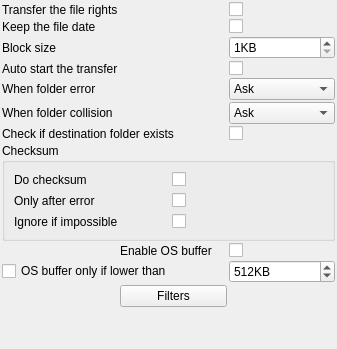
Before: the Qt Designer form plugins/CopyEngine/Ultracopier-0.3/options.ui in alphaonex86/Ultracopier, drawn with Qt 5.
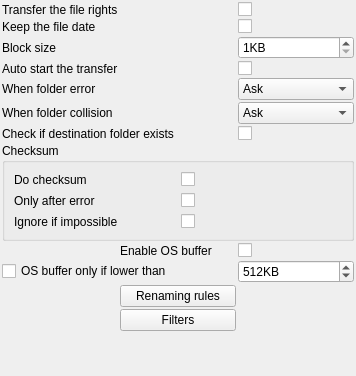
After: the same form once the commit is applied.

Commit message: Add the renaming rules

Diff of the .ui file:
```diff
--- a/plugins/CopyEngine/Ultracopier-0.3/options.ui
+++ b/plugins/CopyEngine/Ultracopier-0.3/options.ui
@@ -6,8 +6,8 @@
    <rect>
     <x>0</x>
     <y>0</y>
-    <width>337</width>
-    <height>349</height>
+    <width>356</width>
+    <height>376</height>
    </rect>
   </property>
   <layout class="QGridLayout" name="gridLayout">
@@ -194,13 +194,6 @@
      </property>
     </widget>
    </item>
-   <item row="10" column="1">
-    <widget class="QPushButton" name="filters">
-     <property name="text">
-      <string>Filters</string>
-     </property>
-    </widget>
-   </item>
    <item row="2" column="0">
     <widget class="QLabel" name="label_4">
      <property name="text">
@@ -208,7 +201,7 @@
      </property>
     </widget>
    </item>
-   <item row="11" column="1">
+   <item row="12" column="1">
     <spacer name="verticalSpacer">
      <property name="orientation">
       <enum>Qt::Vertical</enum>
@@ -221,6 +214,20 @@
      </property>
     </spacer>
    </item>
+   <item row="11" column="1">
+    <widget class="QPushButton" name="filters">
+     <property name="text">
+      <string>Filters</string>
+     </property>
+    </widget>
+   </item>
+   <item row="10" column="1">
+    <widget class="QPushButton" name="renamingRules">
+     <property name="text">
+      <string>Renaming rules</string>
+     </property>
+    </widget>
+   </item>
   </layout>
  </widget>
  <resources/>
```
The commit also changes 15 other files.
